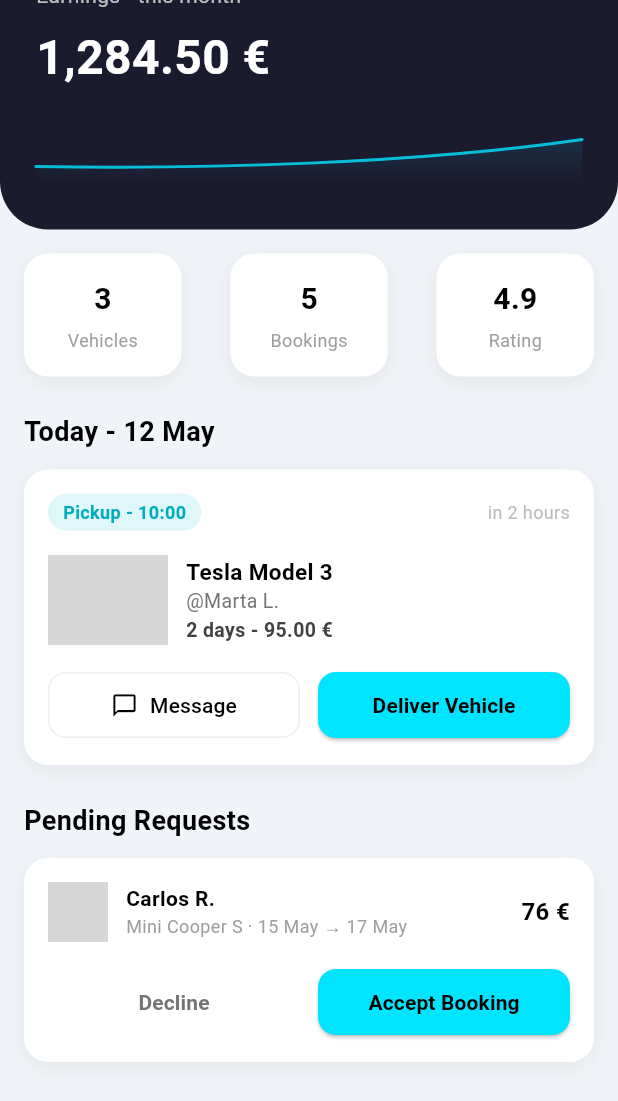
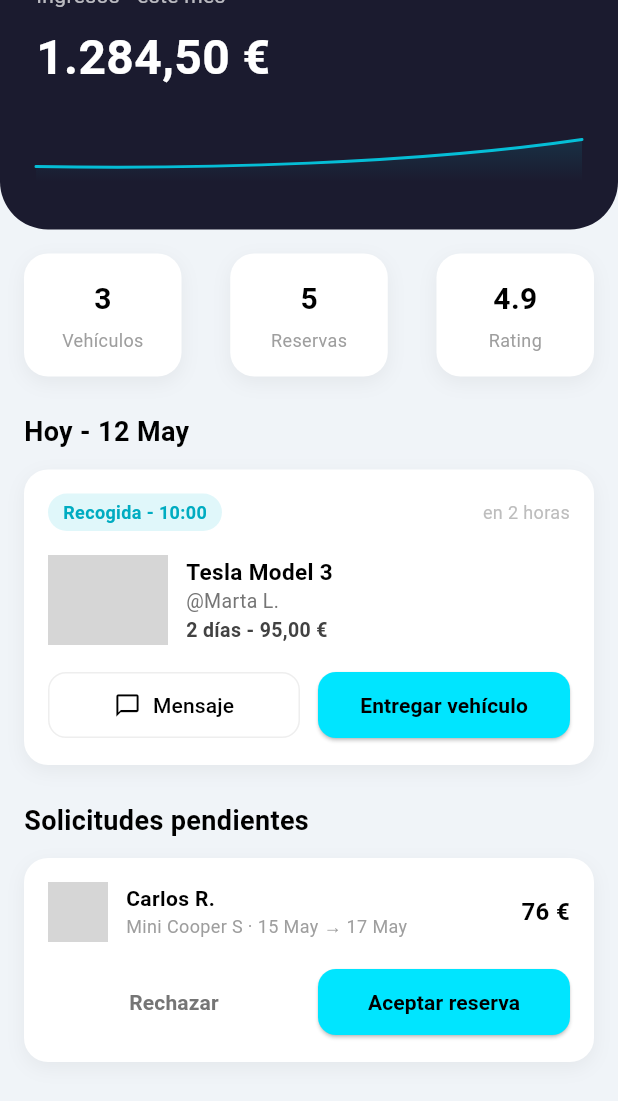
Before and after one commit to Startup-y-upc/rent2go-flutter, a Flutter app: the OwnerDashboardScreen screen opened directly, scrolled down 155 dp, on a phone screen of 412 x 824 dp. Shown: the top 1101 px of the screen. Run offline on Flutter 3.47's test engine with Material 3 defaults, Android fonts, the phone set to English and light mode, and no system bars; drawn by our look-alikes of cached_network_image; our stand-ins replace flutter_map, go_router, hive_flutter, image_picker, latlong2, shared_preferences; accounts and stored records are empty; network calls fail; grey boxes are pictures that could not be loaded.

Commit message:
feat: translate owner screens to Spanish for consistency

```diff
--- a/lib/screens/owner_dashboard_screen.dart
+++ b/lib/screens/owner_dashboard_screen.dart
@@ -45,7 +45,7 @@ class _OwnerDashboardScreenState extends State<OwnerDashboardScreen> {
                     _buildStatsRow(),
                     const SizedBox(height: 24),
                     const Text(
-                      'Today - 12 May',
+                      'Hoy - 12 May',
                       style: TextStyle(
                         fontSize: 18,
                         fontWeight: FontWeight.bold,
@@ -57,7 +57,7 @@ class _OwnerDashboardScreenState extends State<OwnerDashboardScreen> {
                     const SizedBox(height: 24),
                     if (!_requestHandled) ...[
                       const Text(
-                        'Pending Requests',
+                        'Solicitudes pendientes',
                         style: TextStyle(
                           fontSize: 18,
                           fontWeight: FontWeight.bold,
@@ -92,12 +92,12 @@ class _OwnerDashboardScreenState extends State<OwnerDashboardScreen> {
             crossAxisAlignment: CrossAxisAlignment.start,
             children: [
               Text(
-                'Hello, Diego',
+                'Hola, Diego',
                 style: TextStyle(color: Colors.white.withOpacity(0.7), fontSize: 14),
               ),
               const SizedBox(height: 4),
               const Text(
-                'Control Panel',
+                'Panel de control',
                 style: TextStyle(
                   color: Colors.white,
                   fontSize: 24,
@@ -106,12 +106,12 @@ class _OwnerDashboardScreenState extends State<OwnerDashboardScreen> {
               ),
               const SizedBox(height: 24),
               Text(
-                'Earnings - this month',
+                'Ingresos - este mes',
                 style: TextStyle(color: Colors.white.withOpacity(0.7), fontSize: 14),
               ),
               const SizedBox(height: 8),
               const Text(
-                '1,284.50 €',
+                '1.284,50 €',
                 style: TextStyle(
                   color: Colors.white,
                   fontSize: 32,
@@ -145,7 +145,7 @@ class _OwnerDashboardScreenState extends State<OwnerDashboardScreen> {
                 children: [
                   Icon(Icons.swap_horiz, color: Colors.white, size: 16),
                   SizedBox(width: 4),
-                  Text('Renter', style: TextStyle(color: Colors.white, fontSize: 12)),
+                  Text('Arrendatario', style: TextStyle(color: Colors.white, fontSize: 12)),
                 ],
               ),
             ),
@@ -159,8 +159,8 @@ class _OwnerDashboardScreenState extends State<OwnerDashboardScreen> {
     return Row(
       mainAxisAlignment: MainAxisAlignment.spaceBetween,
       children: [
-        _buildStatCard('3', 'Vehicles'),
-        _buildStatCard('5', 'Bookings'),
+        _buildStatCard('3', 'Vehículos'),
+        _buildStatCard('5', 'Reservas'),
         _buildStatCard('4.9', 'Rating', isRating: true),
       ],
     );
@@ -229,7 +229,7 @@ class _OwnerDashboardScreenState extends State<OwnerDashboardScreen> {
                   borderRadius: BorderRadius.circular(20),
                 ),
                 child: const Text(
-                  'Pickup - 10:00',
+                  'Recogida - 10:00',
                   style: TextStyle(
                     color: Color(0xFF00ACC1),
                     fontSize: 12,
@@ -239,7 +239,7 @@ class _OwnerDashboardScreenState extends State<OwnerDashboardScreen> {
               ),
               const Spacer(),
               Text(
-                'in 2 hours',
+                'en 2 horas',
                 style: TextStyle(color: Colors.grey.shade400, fontSize: 12),
               ),
             ],
@@ -274,7 +274,7 @@ class _OwnerDashboardScreenState extends State<OwnerDashboardScreen> {
                       style: TextStyle(color: Colors.grey.shade600, fontSize: 13),
                     ),
                     Text(
-                      '2 days - 95.00 €',
+                      '2 días - 95,00 €',
                       style: TextStyle(
                         color: Colors.grey.shade800,
                         fontWeight: FontWeight.w600,
@@ -299,7 +299,7 @@ class _OwnerDashboardScreenState extends State<OwnerDashboardScreen> {
                     });
                   },
                   icon: const Icon(Icons.chat_bubble_outline, size: 18),
-                  label: const Text('Message'),
+                  label: const Text('Mensaje'),
                   style: OutlinedButton.styleFrom(
                     foregroundColor: Colors.black,
                     side: BorderSide(color: Colors.grey.shade200),
@@ -320,7 +320,7 @@ class _OwnerDashboardScreenState extends State<OwnerDashboardScreen> {
                     shape: RoundedRectangleBorder(borderRadius: BorderRadius.circular(12)),
                     padding: const EdgeInsets.symmetric(vertical: 12),
                   ),
-                  child: const Text('Deliver Vehicle', style: TextStyle(fontWeight: FontWeight.bold)),
+                  child: const Text('Entregar vehículo', style: TextStyle(fontWeight: FontWeight.bold)),
                 ),
               ),
             ],
@@ -336,27 +336,27 @@ class _OwnerDashboardScreenState extends State<OwnerDashboardScreen> {
       builder: (context) => AlertDialog(
         backgroundColor: const Color(0xFF1B1B2F),
         shape: RoundedRectangleBorder(borderRadius: BorderRadius.circular(28)),
-        title: const Text('Confirm Delivery',
+        title: const Text('Confirmar entrega',
             style: TextStyle(
                 color: Colors.white,
                 fontSize: 22,
                 fontWeight: FontWeight.bold)),
         content: const Text(
-          'Are you at the meeting point with the customer?',
+          '¿Estás en el punto de encuentro con el cliente?',
           style: TextStyle(color: Colors.white70, fontSize: 16),
         ),
         actions: [
           TextButton(
             onPressed: () => Navigator.pop(context),
-            child: const Text('Cancel', style: TextStyle(color: Colors.white54)),
+            child: const Text('Cancelar', style: TextStyle(color: Colors.white54)),
           ),
           TextButton(
             onPressed: () {
               Navigator.pop(context);
-              _showFeedback('Starting delivery process...');
+              _showFeedback('Iniciando proceso de entrega...');
             },
             child: const Text(
-              'Yes, I am here',
+              'Sí, estoy aquí',
               style: TextStyle(
                   color: kCyan, fontWeight: FontWeight.bold, fontSize: 16),
             ),
@@ -417,10 +417,10 @@ class _OwnerDashboardScreenState extends State<OwnerDashboardScreen> {
                 child: TextButton(
                   onPressed: () {
                     setState(() => _requestHandled = true);
-                    _showFeedback('Booking declined');
+                    _showFeedback('Reserva rechazada');
                   },
                   child: Text(
-                    'Decline',
+                    'Rechazar',
                     style: TextStyle(color: Colors.grey.shade600, fontWeight: FontWeight.bold),
                   ),
                 ),
@@ -430,7 +430,7 @@ class _OwnerDashboardScreenState extends State<OwnerDashboardScreen> {
                 child: ElevatedButton(
                   onPressed: () {
                     setState(() => _requestHandled = true);
-                    _showFeedback('Booking accepted! Notification sent to Carlos.');
+                    _showFeedback('¡Reserva aceptada! Notificación enviada a Carlos.');
                   },
                   style: ElevatedButton.styleFrom(
                     backgroundColor: kCyan,
@@ -438,7 +438,7 @@ class _OwnerDashboardScreenState extends State<OwnerDashboardScreen> {
                     shape: RoundedRectangleBorder(borderRadius: BorderRadius.circular(12)),
                     padding: const EdgeInsets.symmetric(vertical: 12),
                   ),
-                  child: const Text('Accept Booking', style: TextStyle(fontWeight: FontWeight.bold)),
+                  child: const Text('Aceptar reserva', style: TextStyle(fontWeight: FontWeight.bold)),
                 ),
               ),
             ],
--- a/lib/screens/owner_vehicles_screen.dart
+++ b/lib/screens/owner_vehicles_screen.dart
@@ -10,8 +10,8 @@ class OwnerVehiclesScreen extends StatefulWidget {
 }
 
 class _OwnerVehiclesScreenState extends State<OwnerVehiclesScreen> {
-  String _selectedFilter = 'All';
-  final List<String> _filters = ['All', 'Active', 'Drafts', 'Review'];
+  String _selectedFilter = 'Todos';
+  final List<String> _filters = ['Todos', 'Activos', 'Borradores', 'Revisión'];
 
   void _addVehicle() {
     showModalBottomSheet(
@@ -36,16 +36,16 @@ class _OwnerVehiclesScreenState extends State<OwnerVehiclesScreen> {
               ),
             ),
             const SizedBox(height: 24),
-            const Text('Publish New Vehicle', style: TextStyle(fontSize: 22, fontWeight: FontWeight.bold, color: Colors.black)),
+            const Text('Publicar nuevo vehículo', style: TextStyle(fontSize: 22, fontWeight: FontWeight.bold, color: Colors.black)),
             const SizedBox(height: 8),
-            const Text('Complete the following steps to start earning.', style: TextStyle(color: Colors.grey)),
+            const Text('Completa los siguientes pasos para empezar a ganar.', style: TextStyle(color: Colors.grey)),
             const SizedBox(height: 32),
-            _buildAddStep(1, 'Vehicle details', 'Brand, model, year and features', true),
-            _buildAddStep(2, 'Photos', 'At least 5 high quality photos', false),
-            _buildAddStep(3, 'Location & Price', 'Set where and for how much', false),
+            _buildAddStep(1, 'Detalles del vehículo', 'Marca, modelo, año y características', true),
+            _buildAddStep(2, 'Fotos', 'Al menos 5 fotos de alta calidad', false),
+            _buildAddStep(3, 'Ubicación y Precio', 'Establece dónde y por cuánto', false),
             const Spacer(),
             CustomButton(
-              label: 'Start Listing',
+              label: 'Empezar publicación',
               onPressed: () => Navigator.pop(context),
             ),
             const SizedBox(height: 16),
@@ -88,7 +88,7 @@ class _OwnerVehiclesScreenState extends State<OwnerVehiclesScreen> {
         backgroundColor: Colors.transparent,
         elevation: 0,
         title: const Text(
-          'My vehicles',
+          'Mis vehículos',
           style: TextStyle(color: Colors.black, fontWeight: FontWeight.bold, fontSize: 24),
         ),
         actions: [
@@ -111,7 +111,7 @@ class _OwnerVehiclesScreenState extends State<OwnerVehiclesScreen> {
           const Padding(
             padding: EdgeInsets.symmetric(horizontal: 16),
             child: Text(
-              '3 published · 1 renting now',
+              '3 publicados · 1 en alquiler ahora',
               style: TextStyle(color: Colors.grey, fontSize: 14),
             ),
           ),
@@ -124,24 +124,24 @@ class _OwnerVehiclesScreenState extends State<OwnerVehiclesScreen> {
               children: [
                 _buildVehicleCard(
                   name: 'Tesla Model 3',
-                  km: '4,322 KM',
+                  km: '4.322 KM',
                   rating: 4.96,
                   occupancy: 78,
                   bookings: 12,
                   monthlyEarnings: 748,
-                  status: 'Renting',
+                  status: 'En alquiler',
                   statusColor: Colors.blue,
                   imageUrl: 'https://images.unsplash.com/photo-1560958089-b8a1929cea89?w=600&q=80',
                 ),
                 const SizedBox(height: 16),
                 _buildVehicleCard(
                   name: 'Mini Cooper S',
-                  km: '7,124 KM',
+                  km: '7.124 KM',
                   rating: 4.82,
                   occupancy: 64,
                   bookings: 9,
                   monthlyEarnings: 412,
-                  status: 'Available',
+                  status: 'Disponible',
                   statusColor: Colors.green,
                   imageUrl: 'https://images.unsplash.com/photo-1510903117032-f1596c327647?w=600&q=80',
                 ),
@@ -201,7 +201,7 @@ class _OwnerVehiclesScreenState extends State<OwnerVehiclesScreen> {
     return GestureDetector(
       onTap: () {
         ScaffoldMessenger.of(context).showSnackBar(
-          SnackBar(content: Text('Opening details for $name...'), duration: const Duration(seconds: 1)),
+          SnackBar(content: Text('Abriendo detalles de $name...'), duration: const Duration(seconds: 1)),
         );
       },
       child: Container(
@@ -315,11 +315,11 @@ class _OwnerVehiclesScreenState extends State<OwnerVehiclesScreen> {
                     child: Row(
                       mainAxisAlignment: MainAxisAlignment.spaceAround,
                       children: [
-                        _buildMiniStat('${occupancy}%', 'Occupancy'),
+                        _buildMiniStat('${occupancy}%', 'Ocupación'),
                         _buildDivider(),
-                        _buildMiniStat(bookings.toString(), 'Bookings'),
+                        _buildMiniStat(bookings.toString(), 'Reservas'),
                         _buildDivider(),
-                        _buildMiniStat('${monthlyEarnings.toInt()} €', 'Month'),
+                        _buildMiniStat('${monthlyEarnings.toInt()} €', 'Mes'),
                       ],
                     ),
                   ),
@@ -328,11 +328,11 @@ class _OwnerVehiclesScreenState extends State<OwnerVehiclesScreen> {
                     mainAxisAlignment: MainAxisAlignment.spaceBetween,
                     children: [
                       const Text(
-                        'Calendar - 30 days',
+                        'Calendario - 30 días',
                         style: TextStyle(color: Colors.grey, fontSize: 11),
                       ),
                       Text(
-                        '${occupancy}% occupied',
+                        '${occupancy}% ocupado',
                         style: const TextStyle(
                           color: Colors.black,
                           fontSize: 11,
```
Also changed, not shown: lib/screens/owner_messages_screen.dart (+19 -20 lines).
